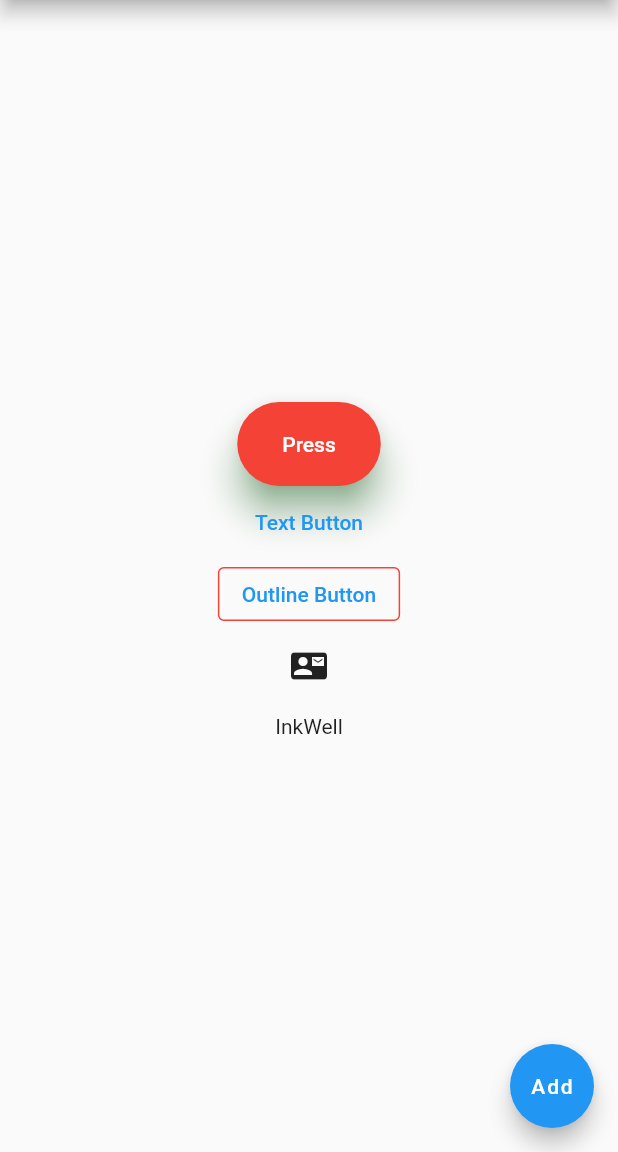
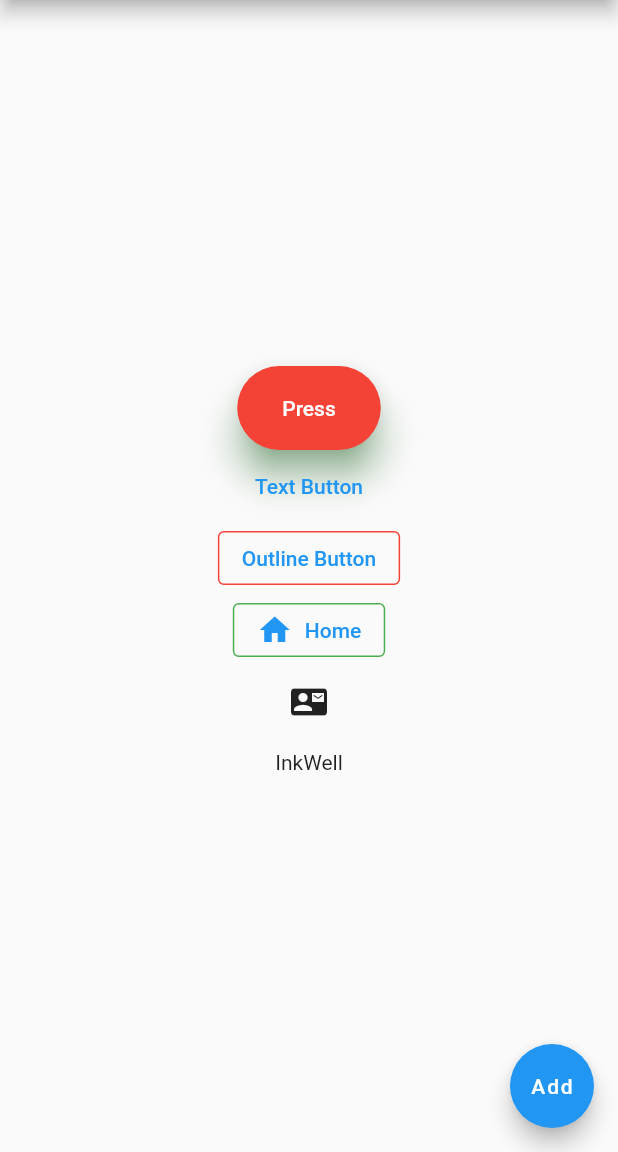
Before and after one commit to siraajul/flutter_essential, a Flutter app: the screen it shows after launch, on a phone screen of 412 x 824 dp, the part 84-1236 px from its top. Run offline on Flutter 3.47's test engine with Material 2 defaults, Android fonts, the phone set to English and light mode, and no system bars.

Commit message:
Icon on Button

```diff
--- a/lib/main.dart
+++ b/lib/main.dart
@@ -85,6 +85,15 @@ class HomeScreen extends StatelessWidget {
                 onPressed: () {},
                 child: Text('Outline Button')),
 
+            //Adding Icon on Outline Button
+            OutlinedButton.icon(
+              style: OutlinedButton.styleFrom(
+                  side: BorderSide(color: Colors.green)),
+              onPressed: () {},
+              icon: Icon(Icons.home),
+              label: Text('Home'),
+            ),
+
             //----IconButton----
             IconButton(
               onPressed: () {},
@@ -106,7 +115,7 @@ class HomeScreen extends StatelessWidget {
                 child: Padding(
                   padding: const EdgeInsets.all(8.0),
                   child: Text('InkWell'),
-                ))
+                )),
           ],
         ),
       ),
```
